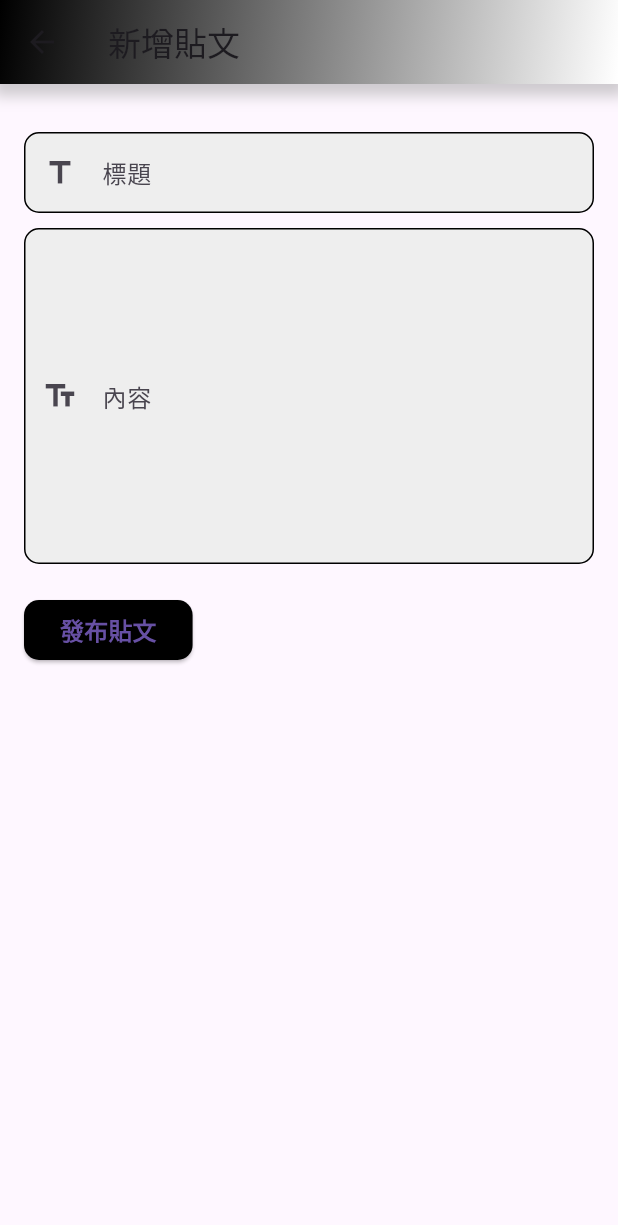
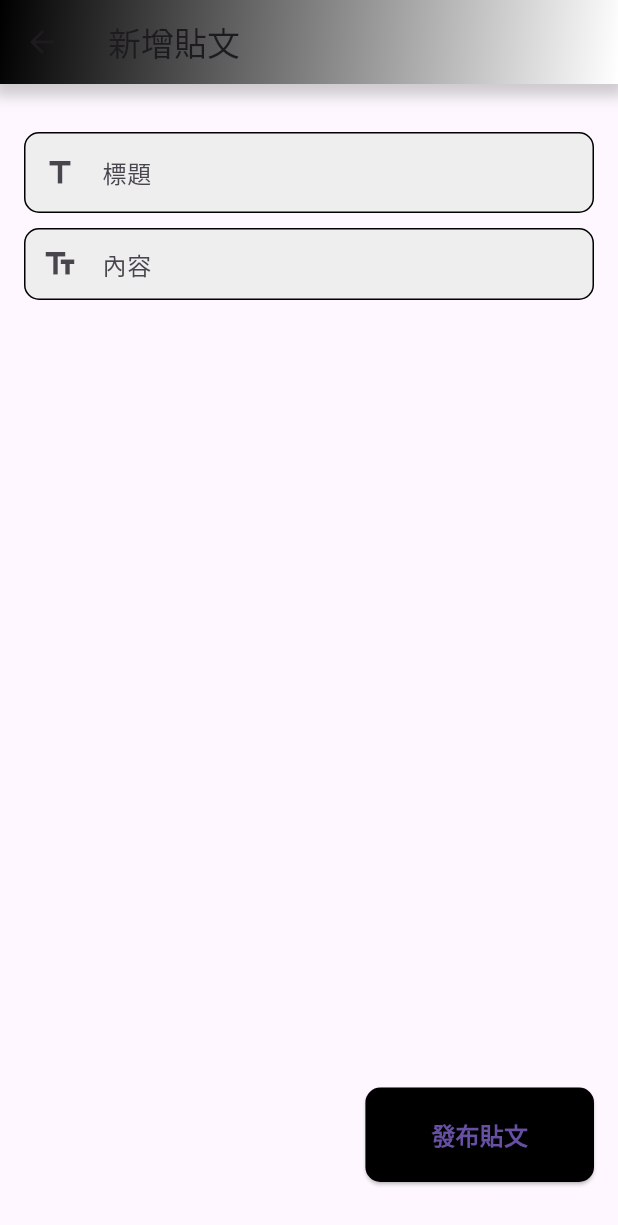
Before and after one commit to hsinyi-lin/HealNow-2.0, a Flutter app: the NewPostScreen screen opened directly with empty values, after a tap on "發布貼文", on a phone screen of 412 x 824 dp. Shown: the top 1225 px of the screen. Run offline on Flutter 3.47's test engine with Material 3 defaults, Android fonts, the phone set to English and light mode, and no system bars; our stand-ins replace flutter_slidable, google_maps_flutter, image_picker, shared_preferences, sqflite; missing offline and left inert: google_maps_cluster_manager, postgres; accounts and stored records are empty; network calls fail; statements that could not run were skipped.

Commit message:
fix postike

```diff
--- a/lib/screen/new_post.dart
+++ b/lib/screen/new_post.dart
@@ -1,12 +1,10 @@
-// NewPostScreen.dart
-
 import 'dart:convert';
 import 'package:flutter/material.dart';
 import 'package:http/http.dart' as http;
 import '../utils/token.dart';
 
 class NewPostScreen extends StatefulWidget {
-  final VoidCallback refreshCallback; // 添加 refreshCallback
+  final VoidCallback refreshCallback;
 
   NewPostScreen({Key? key, required this.refreshCallback}) : super(key: key);
 
@@ -18,30 +16,26 @@ class _NewPostScreenState extends State<NewPostScreen> {
   TextEditingController _titleController = TextEditingController();
   TextEditingController _contentController = TextEditingController();
 
-  String? token; // 使用 nullable 類型，代表 token 可能為 null
-  Map<String, dynamic>? userData; // 存儲使用者資料
+  String? token;
+  Map<String, dynamic>? userData;
 
   @override
   void initState() {
     super.initState();
     loadToken().then((loadedToken) async {
-      // 當 token 載入完成時，設定 token 並取得使用者資料
       setState(() {
         token = loadedToken;
       });
 
       try {
-        // 顯示載入指示器
         showLoadingIndicator();
         final data = await fetchUserData(token);
-        // 隱藏載入指示器
         hideLoadingIndicator();
         setState(() {
           userData = data;
         });
       } catch (error) {
         print('Error fetching user data: $error');
-        // 隱藏載入指示器
         hideLoadingIndicator();
       }
     });
@@ -69,8 +63,6 @@ class _NewPostScreenState extends State<NewPostScreen> {
   @override
   void didChangeDependencies() {
     super.didChangeDependencies();
-    // 在這裡處理其他相依性變更
-    // 如果需要在此處取得更多資料，可以在這裡執行非同步任務
   }
 
   @override
@@ -83,14 +75,14 @@ class _NewPostScreenState extends State<NewPostScreen> {
             gradient: LinearGradient(
               begin: Alignment.topLeft,
               end: Alignment.bottomRight,
-              colors: [Colors.black, Colors.white], // 自行調整顏色
+              colors: [Colors.black, Colors.white],
             ),
             boxShadow: [
               BoxShadow(
                 color: Colors.grey.withOpacity(0.5),
                 spreadRadius: 5,
                 blurRadius: 7,
-                offset: Offset(0, 3), // changes the direction of the shadow
+                offset: Offset(0, 3),
               ),
             ],
           ),
@@ -101,7 +93,6 @@ class _NewPostScreenState extends State<NewPostScreen> {
         child: Column(
           crossAxisAlignment: CrossAxisAlignment.start,
           children: [
-            // 顯示使用者名稱
             if (userData != null)
               Text(
                 '您的帳號: ${userData!['username'] ?? ''}',
@@ -111,22 +102,21 @@ class _NewPostScreenState extends State<NewPostScreen> {
                 ),
               ),
             const SizedBox(height: 16),
-            // 輸入標題的 TextField
             TextField(
               controller: _titleController,
               decoration: InputDecoration(
                 hintText: '標題',
                 border: OutlineInputBorder(
-                  borderRadius: BorderRadius.circular(10.0), // 圓角
-                  borderSide: BorderSide(color: Colors.grey), // 設定邊框顏色
+                  borderRadius: BorderRadius.circular(10.0),
+                  borderSide: BorderSide(color: Colors.grey),
                 ),
                 filled: true,
-                fillColor: Colors.grey[200], // 使用預定義的灰色調
-                prefixIcon: Icon(Icons.title), // 添加標題圖示
-                contentPadding: EdgeInsets.all(15.0), // 調整內容框框大小
+                fillColor: Colors.grey[200],
+                prefixIcon: Icon(Icons.title),
+                contentPadding: EdgeInsets.all(15.0),
                 enabledBorder: OutlineInputBorder(
                   borderRadius: BorderRadius.circular(10.0),
-                  borderSide: BorderSide(color: Colors.black), // 設定有焦點時的邊框顏色
+                  borderSide: BorderSide(color: Colors.black),
                 ),
                 focusedBorder: OutlineInputBorder(
                   borderSide: BorderSide(color: Colors.black),
@@ -134,11 +124,9 @@ class _NewPostScreenState extends State<NewPostScreen> {
                 ),
               ),
             ),
-
             SizedBox(height: 10),
-
-            // 輸入內文的 TextField
-            TextField(
+            Expanded(
+              child: TextField(
                 controller: _contentController,
                 maxLines: null,
                 keyboardType: TextInputType.multiline,
@@ -150,10 +138,10 @@ class _NewPostScreenState extends State<NewPostScreen> {
                   filled: true,
                   fillColor: Colors.grey[200],
                   prefixIcon: Icon(Icons.text_fields),
-                contentPadding: EdgeInsets.symmetric(vertical: 100.0, horizontal: 15.0), // 調整內容框框大小
+                  contentPadding: EdgeInsets.all(10.0),
                   enabledBorder: OutlineInputBorder(
+                    borderRadius: BorderRadius.circular(10.0),
                     borderSide: BorderSide(color: Colors.black),
-                  borderRadius: BorderRadius.circular(10.0),
                   ),
                   focusedBorder: OutlineInputBorder(
                     borderSide: BorderSide(color: Colors.black),
@@ -161,29 +149,31 @@ class _NewPostScreenState extends State<NewPostScreen> {
                   ),
                 ),
               ),
+            ),
             SizedBox(height: 20),
-            // 發布貼文的按鈕
-            ElevatedButton(
+            Align(
+              alignment: Alignment.topRight,
+              child: ElevatedButton(
                 onPressed: () async {
-                // 在這裡處理新增貼文的操作
                   String title = _titleController.text;
                   String content = _contentController.text;
-
-                // 在這裡可以將標題和內容提交給後端或進行其他處理
-                // 這裡僅是一個簡單的範例
                   addNewPost(title, content);
                 },
                 style: ElevatedButton.styleFrom(
-                backgroundColor: Colors.black, // 更改按鈕顏色
+                  backgroundColor: Colors.black,
                   shape: RoundedRectangleBorder(
                     borderRadius: BorderRadius.circular(10.0),
                   ),
                 ),
+                child: Padding(
+                  padding: const EdgeInsets.all(20.0),
                   child: Text(
                     '發布貼文',
                     style: TextStyle(
                       fontSize: 16,
                       fontWeight: FontWeight.bold,
+                    ),
+                  ),
                 ),
               ),
             ),
@@ -194,13 +184,12 @@ class _NewPostScreenState extends State<NewPostScreen> {
     );
   }
 
-  // 新增貼文的 API 請求
   Future<void> addNewPost(String title, String content) async {
     try {
       final response = await http.post(
-        Uri.parse('https://healnow.azurewebsites.net/posts'), // 請更改為正確的 API 網址
+        Uri.parse('https://healnow.azurewebsites.net/posts'),
         headers: {
-          'Authorization': 'Bearer $token', // 請將 your_token_here 替換為實際的 token
+          'Authorization': 'Bearer $token',
           'Content-Type': 'application/json',
         },
         body: json.encode({
@@ -212,7 +201,7 @@ class _NewPostScreenState extends State<NewPostScreen> {
       if (response.statusCode == 200) {
         final Map<String, dynamic> data = json.decode(response.body);
         Navigator.pop(context);
-        widget.refreshCallback(); // 刷新 SocialPage 的貼文列表
+        widget.refreshCallback();
       } else {
         throw Exception(
             'Failed to add post. Status code: ${response.statusCode}');
@@ -223,13 +212,12 @@ class _NewPostScreenState extends State<NewPostScreen> {
     }
   }
 
-  // 取得使用者資料的 API 請求
   Future<Map<String, dynamic>> fetchUserData(String? token) async {
     try {
       final response = await http.get(
-        Uri.parse('https://healnow.azurewebsites.net/user'), // 請更改為正確的 API 網址
+        Uri.parse('https://healnow.azurewebsites.net/user'),
         headers: {
-          'Authorization': 'Bearer $token', // 請將 your_token_here 替換為實際的 token
+          'Authorization': 'Bearer $token',
         },
       );
 
```
Also changed, not shown: lib/screen/social_detail.dart (+90 -5 lines), lib/widgets/comment_card.dart (+17 -5 lines). Lines whose indentation alone changed are shown as unchanged.
